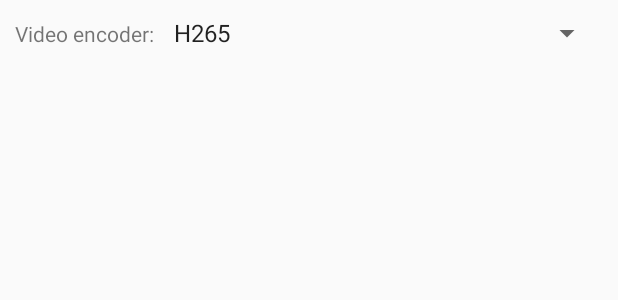
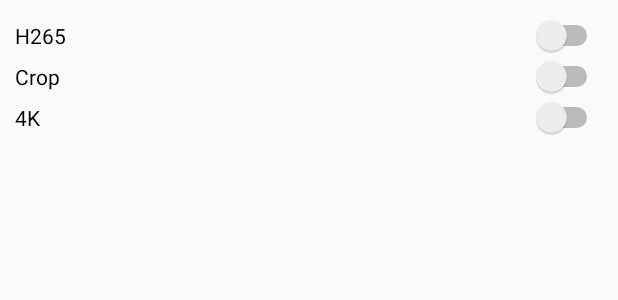
Before and after one commit to danopdev/TimeLapse, an Android app: the layout settings_fragment.xml on its own in the app's theme, with its tools: preview values and no code run, on a phone screen of 412 x 824 dp. Shown: the top 300 px of the screen. Run offline under Robolectric (Android 15) with nearby library versions, the light colour scheme and no system bars.

Commit message:
Update settings: * crop / no crop * 1080p / 4K

```diff
--- a/app/src/main/res/layout/settings_fragment.xml
+++ b/app/src/main/res/layout/settings_fragment.xml
@@ -17,27 +17,23 @@
                 android:layout_height="wrap_content"
                 android:orientation="vertical">
 
-                <LinearLayout
+                <Switch
+                    android:id="@+id/switchH265"
                     android:layout_width="match_parent"
-                    android:layout_height="match_parent"
-                    android:layout_gravity="center_vertical"
-                    android:orientation="horizontal">
+                    android:layout_height="wrap_content"
+                    android:text="H265" />
 
-                    <TextView
-                        android:layout_width="wrap_content"
-                        android:layout_height="wrap_content"
-                        android:layout_marginRight="5dp"
-                        android:text="Video encoder:" />
+                <Switch
+                    android:id="@+id/switchCrop"
+                    android:layout_width="match_parent"
+                    android:layout_height="wrap_content"
+                    android:text="Crop" />
 
-                    <Spinner
-                        android:id="@+id/videoEncoder"
-                        android:layout_width="match_parent"
-                        android:layout_height="wrap_content"
-                        android:layout_weight="1"
-                        android:entries="@array/video_encoder"
-                        android:spinnerMode="dropdown" />
-                </LinearLayout>
-
+                <Switch
+                    android:id="@+id/switch4K"
+                    android:layout_width="match_parent"
+                    android:layout_height="wrap_content"
+                    android:text="4K" />
             </LinearLayout>
         </ScrollView>
     </LinearLayout>
```
Also changed, not shown: app/src/main/java/com/dan/timelapse/MainFragment.kt (+14 -10 lines), app/src/main/java/com/dan/timelapse/ScaleFramesFilter.kt (+34 -2 lines), app/src/main/java/com/dan/timelapse/Settings.kt (+3 -4 lines), app/src/main/java/com/dan/timelapse/SettingsFragment.kt (+7 -2 lines).
